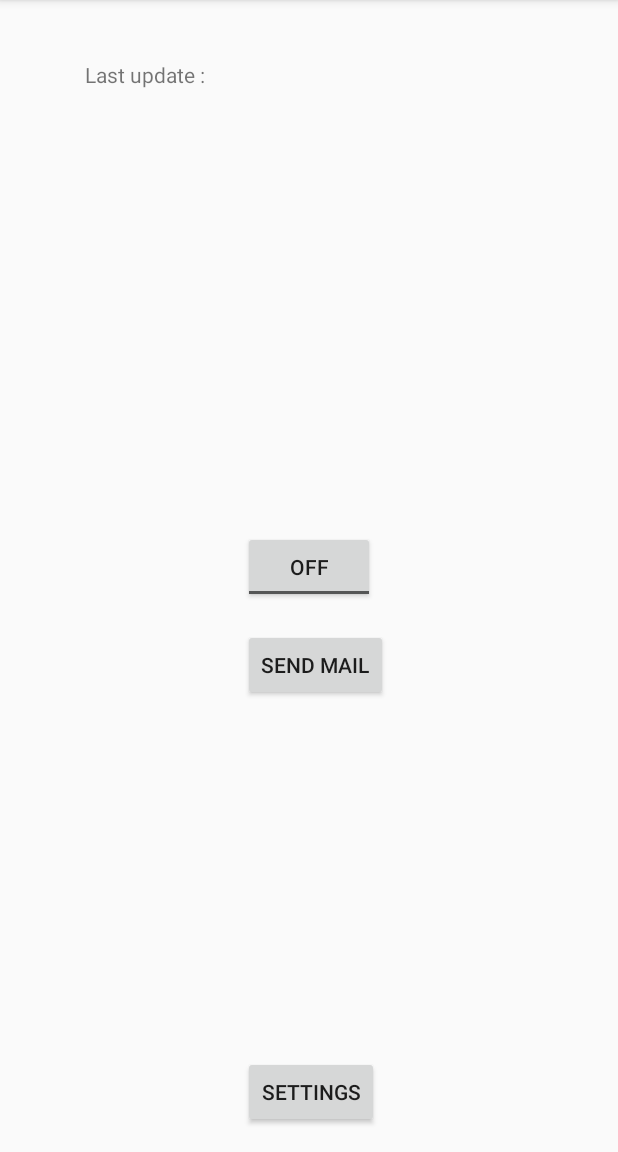
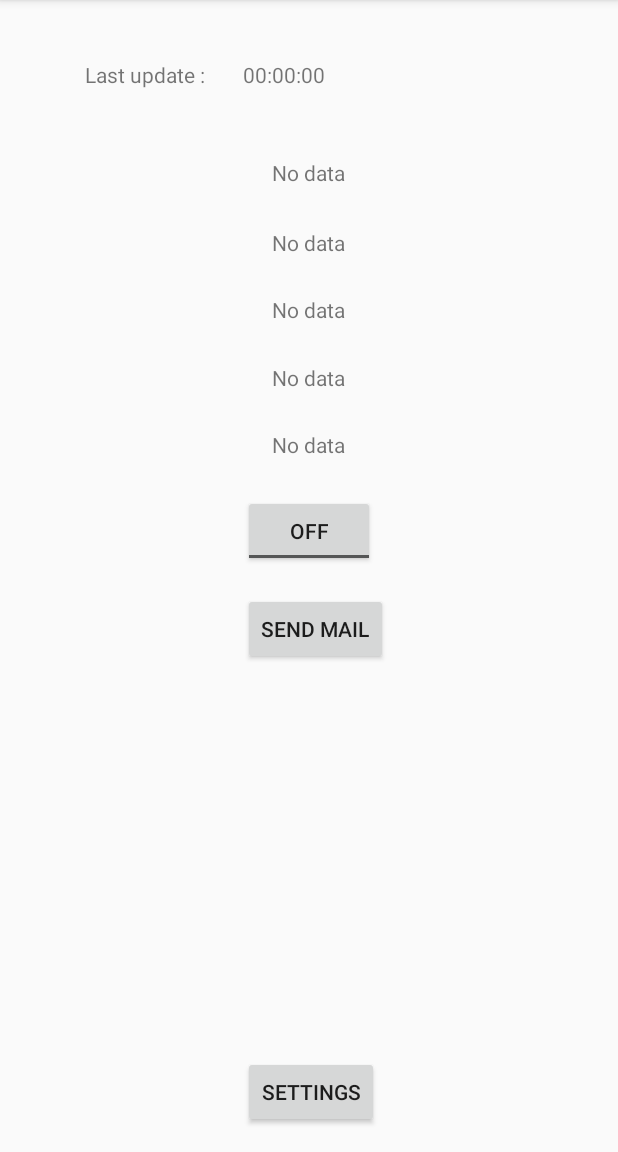
Before and after one commit to hornmartin/ProjetAMIO, an Android app: the screen it shows after launch (MainActivity), on a phone screen of 412 x 824 dp, the part 84-1236 px from its top. Run offline under Robolectric (Android 15) with nearby library versions, the phone set to English and light mode, and no system bars.

Commit message:
Mote.java + un peu de settings

```diff
--- a/app/src/main/res/layout/activity_main.xml
+++ b/app/src/main/res/layout/activity_main.xml
@@ -16,7 +16,9 @@
         android:layout_marginTop="46dp"
         android:id="@+id/mote1"
         android:layout_below="@+id/lastUpdate"
-        android:layout_centerHorizontal="true" />
+        android:layout_centerHorizontal="true"
+        android:text="No data"
+        tools:text="No data" />
 
     <TextView
         android:layout_width="wrap_content"
@@ -24,7 +26,9 @@
         android:layout_marginTop="27dp"
         android:id="@+id/mote2"
         android:layout_below="@+id/mote1"
-        android:layout_centerHorizontal="true" />
+        android:layout_centerHorizontal="true"
+        android:text="No data"
+        tools:text="No data" />
 
     <TextView
         android:layout_width="wrap_content"
@@ -32,7 +36,9 @@
         android:layout_marginTop="25dp"
         android:id="@+id/mote3"
         android:layout_below="@+id/mote2"
-        android:layout_centerHorizontal="true" />
+        android:layout_centerHorizontal="true"
+        android:text="No data"
+        tools:text="No data" />
 
     <TextView
         android:layout_width="wrap_content"
@@ -40,7 +46,9 @@
         android:layout_marginTop="26dp"
         android:id="@+id/mote4"
         android:layout_below="@+id/mote3"
-        android:layout_centerHorizontal="true" />
+        android:layout_centerHorizontal="true"
+        android:text="No data"
+        tools:text="No data" />
 
     <TextView
         android:layout_width="wrap_content"
@@ -48,16 +56,9 @@
         android:id="@+id/mote5"
         android:layout_marginTop="25dp"
         android:layout_below="@+id/mote4"
-        android:layout_centerHorizontal="true" />
-
-    <ToggleButton
-        android:text="ToggleButton"
-        android:layout_width="wrap_content"
-        android:layout_height="wrap_content"
-        android:id="@+id/serviceButton"
-        android:layout_below="@+id/mote5"
         android:layout_centerHorizontal="true"
-        android:layout_marginTop="48dp" />
+        android:text="No data"
+        tools:text="No data" />
 
     <TextView
         android:text="Last update :"
@@ -69,13 +70,6 @@
         android:layout_alignParentTop="true"
         android:layout_toStartOf="@+id/serviceButton"
         android:layout_marginEnd="25dp" />
-
-    <TextView
-        android:layout_width="wrap_content"
-        android:layout_height="wrap_content"
-        android:layout_above="@+id/mote1"
-        android:layout_toEndOf="@+id/mote1"
-        android:id="@+id/timestamp" />
 
     <Button
         android:text="Send mail"
@@ -96,4 +90,22 @@
         android:layout_alignParentBottom="true"
         android:layout_alignStart="@+id/mailButton" />
 
+    <ToggleButton
+        android:text="ToggleButton"
+        android:layout_width="wrap_content"
+        android:layout_height="wrap_content"
+        android:id="@+id/serviceButton"
+        android:layout_marginTop="24dp"
+        android:layout_below="@+id/mote5"
+        android:layout_centerHorizontal="true" />
+
+    <TextView
+        android:layout_width="wrap_content"
+        android:layout_height="wrap_content"
+        android:id="@+id/timestamp"
+        android:text="00:00:00"
+        tools:text="00:00:00"
+        android:layout_above="@+id/mote1"
+        android:layout_alignStart="@+id/serviceButton" />
+
 </RelativeLayout>
```
Also changed, not shown: app/src/main/java/com/example/boixel/projetamio/MainActivity.java (+53 -16 lines), app/src/main/java/com/example/boixel/projetamio/Mote.java (added, +71 -0 lines), app/src/main/res/xml/preferences.xml (+18 -4 lines).
